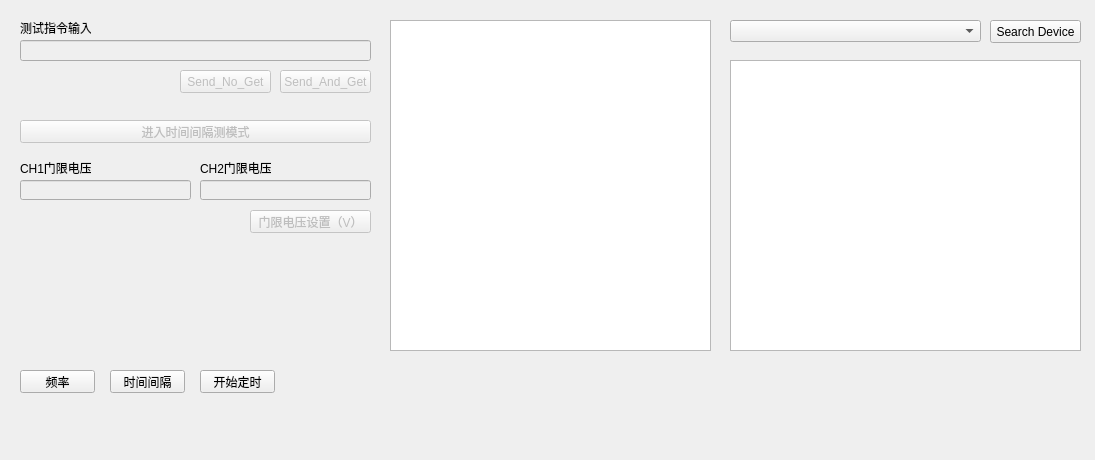
Old version of the form Visadll/widget.ui in the repository shuanglengyunji/DeviceOpr.
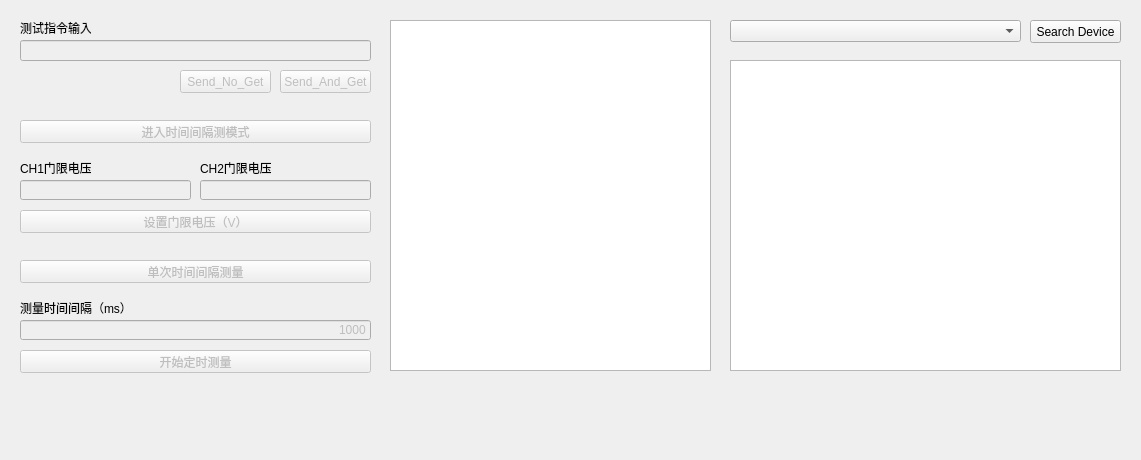
New version of the form.

```diff
--- a/Visadll/widget.ui
+++ b/Visadll/widget.ui
@@ -9,7 +9,7 @@
    <rect>
     <x>0</x>
     <y>0</y>
-    <width>1095</width>
+    <width>1141</width>
     <height>460</height>
    </rect>
   </property>
@@ -19,7 +19,7 @@
   <widget class="QPushButton" name="bt_Search">
    <property name="geometry">
     <rect>
-     <x>990</x>
+     <x>1030</x>
      <y>20</y>
      <width>91</width>
      <height>23</height>
@@ -34,7 +34,7 @@
     <rect>
      <x>730</x>
      <y>20</y>
-     <width>251</width>
+     <width>291</width>
      <height>22</height>
     </rect>
    </property>
@@ -44,8 +44,8 @@
     <rect>
      <x>730</x>
      <y>60</y>
-     <width>351</width>
-     <height>291</height>
+     <width>391</width>
+     <height>311</height>
     </rect>
    </property>
   </widget>
@@ -87,50 +87,43 @@
      <x>390</x>
      <y>20</y>
      <width>321</width>
-     <height>331</height>
+     <height>351</height>
     </rect>
    </property>
    <property name="readOnly">
     <bool>true</bool>
    </property>
   </widget>
-  <widget class="QPushButton" name="get_fre">
-   <property name="geometry">
-    <rect>
-     <x>20</x>
-     <y>370</y>
-     <width>75</width>
-     <height>23</height>
-    </rect>
-   </property>
-   <property name="text">
-    <string>频率</string>
-   </property>
-  </widget>
   <widget class="QPushButton" name="Time_Interval">
+   <property name="enabled">
+    <bool>false</bool>
+   </property>
    <property name="geometry">
     <rect>
-     <x>110</x>
-     <y>370</y>
-     <width>75</width>
+     <x>20</x>
+     <y>260</y>
+     <width>351</width>
      <height>23</height>
     </rect>
    </property>
    <property name="text">
-    <string>时间间隔</string>
+    <string>单次时间间隔测量</string>
    </property>
   </widget>
   <widget class="QPushButton" name="Timer_button">
+   <property name="enabled">
+    <bool>false</bool>
+   </property>
    <property name="geometry">
     <rect>
-     <x>200</x>
-     <y>370</y>
-     <width>75</width>
+     <x>20</x>
+     <y>350</y>
+     <width>351</width>
      <height>23</height>
     </rect>
    </property>
    <property name="text">
-    <string>开始定时</string>
+    <string>开始定时测量</string>
    </property>
   </widget>
   <widget class="QPushButton" name="bt_SendCMD">
@@ -181,14 +174,14 @@
    </property>
    <property name="geometry">
     <rect>
-     <x>250</x>
+     <x>20</x>
      <y>210</y>
-     <width>121</width>
+     <width>351</width>
      <height>23</height>
     </rect>
    </property>
    <property name="text">
-    <string>门限电压设置（V）</string>
+    <string>设置门限电压（V）</string>
    </property>
   </widget>
   <widget class="QLabel" name="label_Gate1">
@@ -246,6 +239,41 @@
     <string>进入时间间隔测模式</string>
    </property>
   </widget>
+  <widget class="QLineEdit" name="set_timer">
+   <property name="enabled">
+    <bool>false</bool>
+   </property>
+   <property name="geometry">
+    <rect>
+     <x>20</x>
+     <y>320</y>
+     <width>351</width>
+     <height>20</height>
+    </rect>
+   </property>
+   <property name="layoutDirection">
+    <enum>Qt::LeftToRight</enum>
+   </property>
+   <property name="text">
+    <string>1000</string>
+   </property>
+   <property name="alignment">
+    <set>Qt::AlignRight|Qt::AlignTrailing|Qt::AlignVCenter</set>
+   </property>
+  </widget>
+  <widget class="QLabel" name="label_timer">
+   <property name="geometry">
+    <rect>
+     <x>20</x>
+     <y>300</y>
+     <width>111</width>
+     <height>16</height>
+    </rect>
+   </property>
+   <property name="text">
+    <string>测量时间间隔（ms）</string>
+   </property>
+  </widget>
  </widget>
  <layoutdefault spacing="6" margin="11"/>
  <resources/>
```
